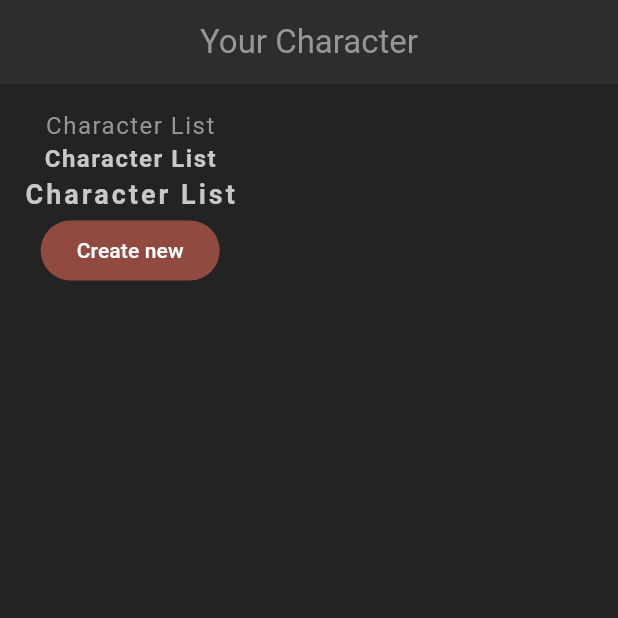
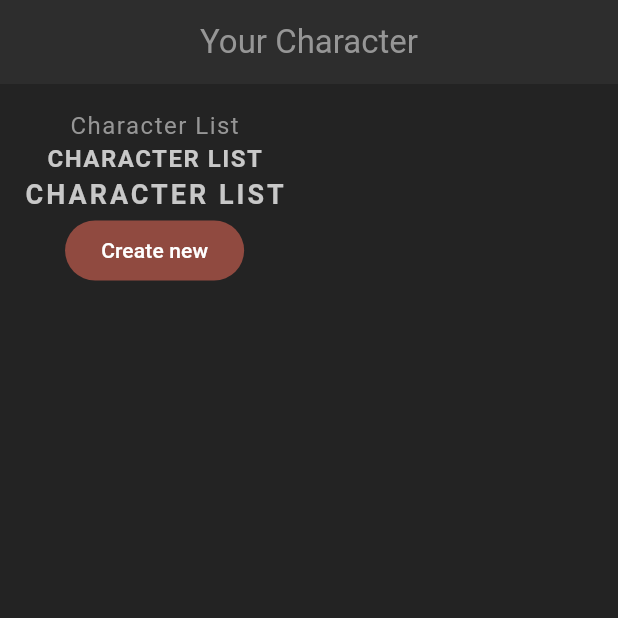
Before and after one commit to Ambial/character_creator, a Flutter app: the screen it shows after launch, on a phone screen of 412 x 824 dp, the top half of it. Run offline on Flutter 3.47's test engine with Material 3 defaults, Android fonts, the phone set to English and light mode, and no system bars.

Commit message:
simple styled widgets

```diff
--- a/lib/screens/home/home.dart
+++ b/lib/screens/home/home.dart
@@ -1,3 +1,4 @@
+import 'package:character_creator/shared/styled_text.dart';
 import 'package:flutter/material.dart';
 
 class Home extends StatefulWidget {
@@ -18,15 +19,9 @@ class _MyWidgetState extends State<Home> {
           padding: const EdgeInsets.all(16),
           child: Column(
             children: [
-              const Text('Character List'),
-              Text(
-                'Character List',
-                style: Theme.of(context).textTheme.headlineMedium,
-              ),
-              Text(
-                'Character List',
-                style: Theme.of(context).textTheme.titleMedium,
-              ),
+              const StyledText('Character List'),
+              const StyledHeadline('Character List'),
+              const StyledTitle('Character List'),
               FilledButton(onPressed: () {}, child: const Text('Create new'))
             ],
           )),
--- /dev/null
+++ b/lib/shared/styled_text.dart
@@ -0,0 +1,43 @@
+import 'package:flutter/material.dart';
+
+class StyledText extends StatelessWidget {
+  const StyledText(this.text, {super.key});
+
+  final String text;
+
+  @override
+  Widget build(BuildContext context) {
+    return Text(
+      text,
+      style: Theme.of(context).textTheme.bodyMedium,
+    );
+  }
+}
+
+class StyledTitle extends StatelessWidget {
+  const StyledTitle(this.text, {super.key});
+
+  final String text;
+
+  @override
+  Widget build(BuildContext context) {
+    return Text(
+      text.toUpperCase(),
+      style: Theme.of(context).textTheme.titleMedium,
+    );
+  }
+}
+
+class StyledHeadline extends StatelessWidget {
+  const StyledHeadline(this.text, {super.key});
+
+  final String text;
+
+  @override
+  Widget build(BuildContext context) {
+    return Text(
+      text.toUpperCase(),
+      style: Theme.of(context).textTheme.headlineMedium,
+    );
+  }
+}
```
